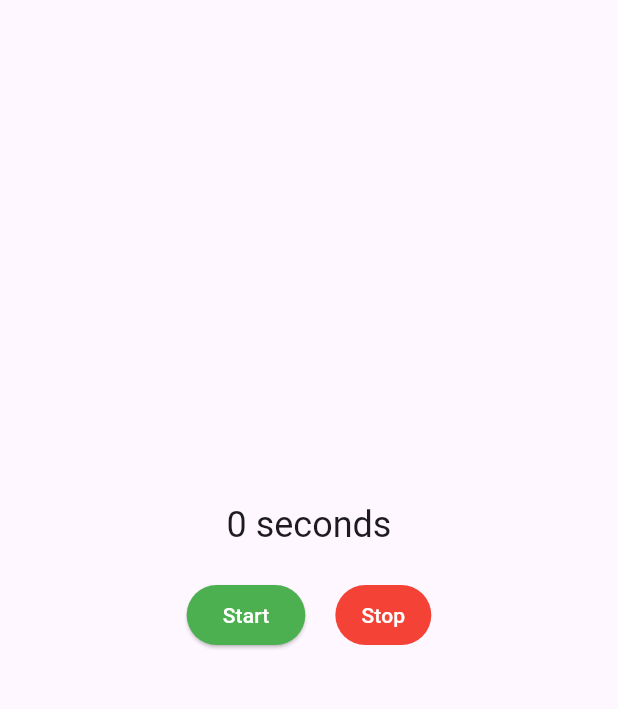
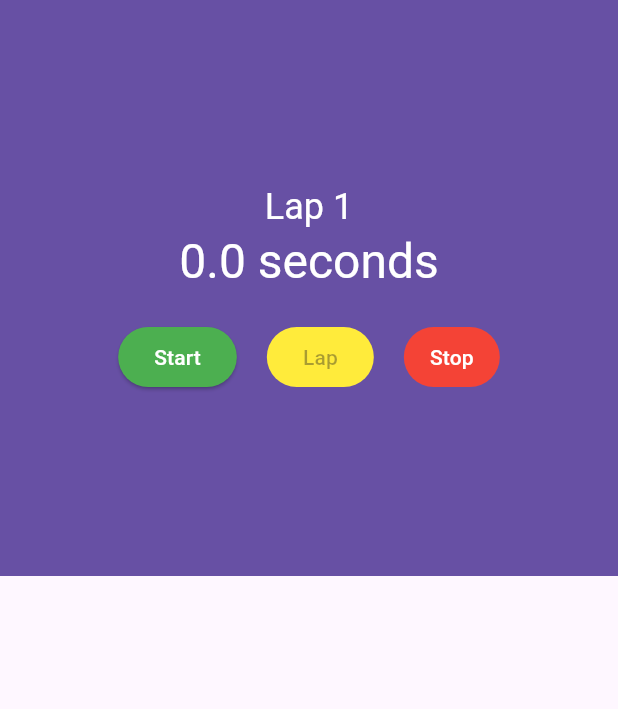
Before and after one commit to reddvid/flutter_cookbook, a Flutter app: the screen it shows after launch, on a phone screen of 412 x 824 dp, the part 84-793 px from its top. Run offline on Flutter 3.47's test engine with Material 3 defaults, Android fonts, the phone set to English and light mode, and no system bars; our stand-ins replace google_fonts.

Commit message:
finish stopwatch ui

```diff
--- a/stopwatch/lib/stopwatch.dart
+++ b/stopwatch/lib/stopwatch.dart
@@ -10,23 +10,32 @@ class StopWatch extends StatefulWidget {
 }
 
 class _StopWatchState extends State<StopWatch> {
-  int seconds = 0;
+  int milliseconds = 0;
   late Timer timer;
   bool isTicking = false;
+  final laps = <int>[];
 
   void _onTick(Timer timer) {
     if (mounted) {
       setState(() {
-        ++seconds;
+        milliseconds += 100;
       });
     }
   }
 
+  void _lap() {
+    setState(() {
+      laps.add(milliseconds);
+      milliseconds = 0;
+    });
+  }
+
   void _startTimer() {
-    timer = Timer.periodic(Duration(seconds: 1), _onTick);
+    timer = Timer.periodic(Duration(milliseconds: 100), _onTick);
 
     setState(() {
       isTicking = true;
+      laps.clear();
     });
   }
 
@@ -38,27 +47,66 @@ class _StopWatchState extends State<StopWatch> {
     });
   }
 
+  Widget _buildLapDisplay() {
+    return ListView(
+      children: [
+        for (int milliseconds in laps)
+          ListTile(title: Text(_secondsText(milliseconds))),
+      ],
+    );
+  }
+
   @override
   void dispose() {
     timer.cancel();
     super.dispose();
   }
 
+  String _secondsText(int milliseconds) {
+    final seconds = milliseconds / 1000;
+    return '$seconds seconds';
+  }
+
   @override
   Widget build(BuildContext context) {
-    String secondsText() => seconds == 1 ? 'second' : 'seconds';
-
     return Scaffold(
       appBar: AppBar(title: const Text('Stopwatch')),
       body: Column(
+        children: [
+          Expanded(child: _buildCounter(context)),
+          Expanded(child: _buildLapDisplay()),
+        ],
+      ),
+    );
+  }
+
+  Widget _buildCounter(BuildContext context) {
+    return Container(
+      color: Theme.of(context).primaryColor,
+      child: Column(
         mainAxisAlignment: MainAxisAlignment.center,
         children: [
           Text(
-            '$seconds ${secondsText()}',
-            style: Theme.of(context).textTheme.headlineSmall,
+            'Lap ${laps.length + 1}',
+            style: Theme.of(
+              context,
+            ).textTheme.headlineSmall!.copyWith(color: Colors.white),
+          ),
+          Text(
+            _secondsText(milliseconds),
+            style: Theme.of(
+              context,
+            ).textTheme.headlineLarge!.copyWith(color: Colors.white),
           ),
           const SizedBox(height: 20),
-          Row(
+          _buildControls(),
+        ],
+      ),
+    );
+  }
+
+  Widget _buildControls() {
+    return Row(
       mainAxisAlignment: MainAxisAlignment.center,
       children: [
         ElevatedButton(
@@ -70,6 +118,14 @@ class _StopWatchState extends State<StopWatch> {
           child: const Text('Start'),
         ),
         const SizedBox(width: 20),
+        ElevatedButton(
+          style: ButtonStyle(
+            backgroundColor: WidgetStateProperty.all(Colors.yellow),
+          ),
+          onPressed: isTicking ? _lap : null,
+          child: const Text('Lap'),
+        ),
+        const SizedBox(width: 20),
         TextButton(
           onPressed: isTicking ? _stopTimer : null,
           style: ButtonStyle(
@@ -79,9 +135,6 @@ class _StopWatchState extends State<StopWatch> {
           child: const Text('Stop'),
         ),
       ],
-          ),
-        ],
-      ),
     );
   }
 }
```
Lines whose indentation alone changed are shown as unchanged.
